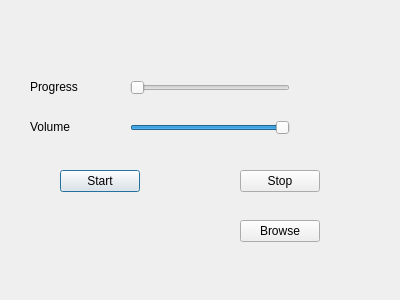
This is dialog.ui in BytesClub/Rhythm as Qt 5 draws it before an edit. The edited form follows.
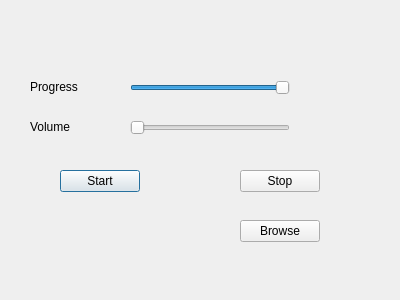
This is the edited form.

Commit message:
Setup: Fixed repositioning of volume and position
Previously, the volume slider and timing slider was misplaced.
It is now fixed

Signed-off by: Rudra Nil Basu <rudra.nil.basu.1996@gmail.com>

Patch:
```diff
--- a/dialog.ui
+++ b/dialog.ui
@@ -17,7 +17,7 @@
    <property name="geometry">
     <rect>
      <x>130</x>
-     <y>80</y>
+     <y>120</y>
      <width>160</width>
      <height>16</height>
     </rect>
@@ -30,7 +30,7 @@
    <property name="geometry">
     <rect>
      <x>130</x>
-     <y>120</y>
+     <y>80</y>
      <width>160</width>
      <height>16</height>
     </rect>
```
The commit also changes 1 other file.
